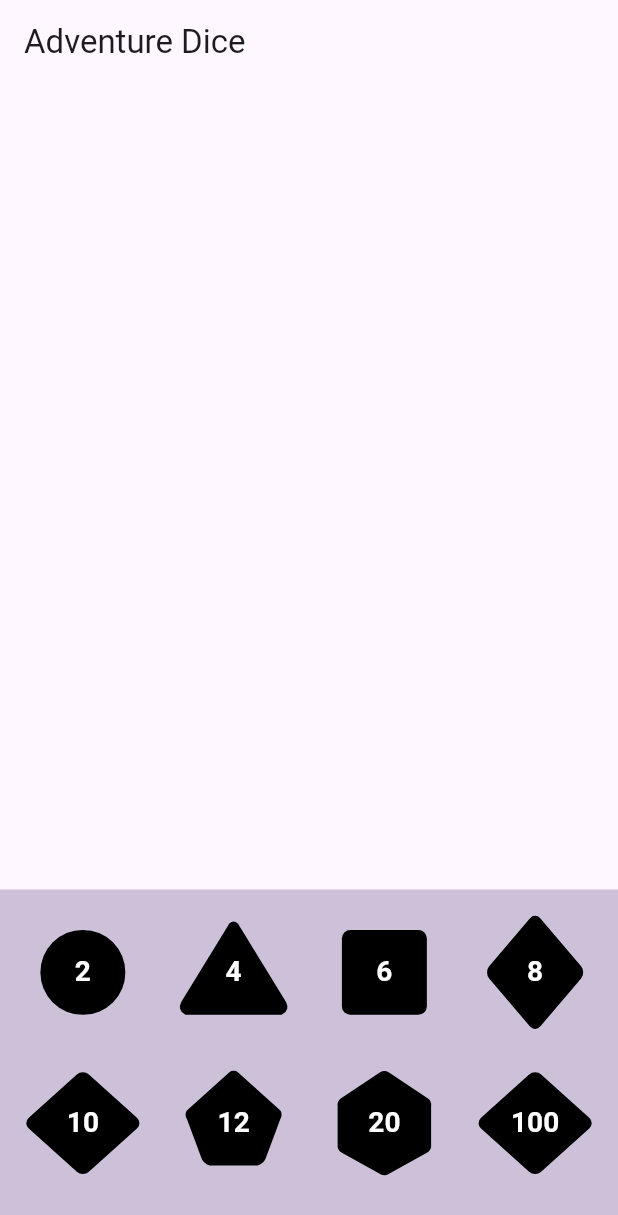
After one commit to devolonter/adventure_dice, a Flutter app: the screen it shows after launch, on a phone screen of 412 x 824 dp. The commit adds this screen. Shown: the top 1215 px of the screen. Run offline on Flutter 3.47's test engine with Material 2 defaults, Android fonts, the phone set to English and light mode, and no system bars; our stand-ins replace flutter_riverpod, isar, riverpod_annotation; accounts and stored records are empty; generated files the repository leaves out were written again.

Commit message:
First version of rolls history

```diff
--- a/lib/pages/home_page.dart
+++ b/lib/pages/home_page.dart
@@ -1,24 +1,24 @@
 import 'package:flutter/material.dart';
 import 'package:flutter_riverpod/flutter_riverpod.dart';
 
-import '../providers/dice.dart';
 import '../widgets/dice/dice_grid.dart';
 import '../widgets/rolls/latest_roll_container.dart';
+import '../widgets/rolls/list_rolls.dart';
 
 class HomePage extends ConsumerWidget {
   const HomePage({Key? key}) : super(key: key);
 
   @override
   Widget build(BuildContext context, WidgetRef ref) {
-
-
     return Scaffold(
       appBar: AppBar(
         title: const Text('Adventure Dice'),
       ),
       body: const Column(
         children: [
-          Expanded(child: SizedBox.shrink()),
+          Expanded(
+            child: ListRolls(),
+          ),
           LatestRollContainer(),
           DiceGrid(),
         ],
--- /dev/null
+++ b/lib/widgets/dice/dice_icon.dart
@@ -0,0 +1,35 @@
+import 'package:domain/domain.dart';
+import 'package:flutter/material.dart';
+
+import 'dice_painter.dart';
+
+class DiceIcon extends StatelessWidget {
+  final Size size;
+  final Dice dice;
+  final Color color;
+  final Color textColor;
+  final bool withText;
+
+
+  const DiceIcon({
+    super.key,
+    required this.size,
+    required this.dice,
+    this.color = Colors.black,
+    this.textColor = Colors.white,
+    this.withText = true,
+  });
+
+  @override
+  Widget build(BuildContext context) {
+    return CustomPaint(
+      size: size * 0.55,
+      painter: DicePainter(
+        sides: dice.sides,
+        color: color,
+        textColor: textColor,
+        withText: withText,
+      ),
+    );
+  }
+}
--- a/lib/widgets/dice/dice_painter.dart
+++ b/lib/widgets/dice/dice_painter.dart
@@ -7,9 +7,13 @@ class DicePainter extends CustomPainter {
   final int sides;
   final Color color;
   final Color textColor;
+  final bool withText;
 
   DicePainter(
-      {required this.sides, required this.color, required this.textColor});
+      {required this.sides,
+      required this.color,
+      required this.textColor,
+      this.withText = true});
 
   @override
   void paint(Canvas canvas, Size size) {
@@ -151,6 +155,10 @@ class DicePainter extends CustomPainter {
         break;
     }
 
+    if (!withText) {
+      return;
+    }
+
     final TextPainter textPainter = TextPainter(
       text: TextSpan(
         text: '$sides',
--- a/lib/widgets/rolls/latest_roll_container.dart
+++ b/lib/widgets/rolls/latest_roll_container.dart
@@ -1,5 +1,4 @@
 import 'package:adventure_dice/widgets/rolls/latest_roll.dart';
-import 'package:domain/domain.dart';
 import 'package:flutter/material.dart';
 import 'package:flutter_riverpod/flutter_riverpod.dart';
 
--- /dev/null
+++ b/lib/widgets/rolls/list_rolls.dart
@@ -0,0 +1,56 @@
+import 'package:domain/domain.dart';
+import 'package:flutter/material.dart';
+import 'package:flutter_riverpod/flutter_riverpod.dart';
+
+import '../../providers/dice_rolls.dart';
+import '../dice/dice_icon.dart';
+
+class ListRolls extends ConsumerWidget {
+  const ListRolls({super.key});
+
+  @override
+  Widget build(BuildContext context, WidgetRef ref) {
+    final AsyncValue<List<Roll>> rolls = ref.watch(diceRollsProvider);
+
+    return rolls.when(
+      data: (rolls) {
+        return Column(
+          children: [
+            const Spacer(),
+            ListView.separated(
+              shrinkWrap: true,
+              itemCount: rolls.length,
+              padding: EdgeInsets.zero,
+              itemBuilder: (context, index) {
+                final roll = rolls[index];
+
+                return Row(
+                    mainAxisAlignment: MainAxisAlignment.center,
+                    children: [
+                      DiceIcon(
+                          size: const Size.square(20),
+                          dice: roll.dice,
+                          withText: false,
+                          color: Theme.of(context).colorScheme.secondary),
+                      const SizedBox(width: 8),
+                      Text(roll.result.toString(),
+                          textAlign: TextAlign.center,
+                          style: TextStyle(
+                            fontSize: 24,
+                            fontWeight: FontWeight.bold,
+                            color: Theme.of(context).colorScheme.secondary,
+                          )),
+                    ]);
+              },
+              separatorBuilder: (BuildContext context, int index) {
+                return const SizedBox(height: 2);
+              },
+            ),
+          ],
+        );
+      },
+      loading: () => const Center(child: CircularProgressIndicator()),
+      error: (error, stackTrace) => const SizedBox.shrink(),
+    );
+  }
+}
--- a/packages/domain/lib/src/entities/roll.dart
+++ b/packages/domain/lib/src/entities/roll.dart
@@ -1,5 +1,3 @@
-import 'dart:math';
-
 import 'dice.dart';
 
 class Roll {
--- a/packages/domain/lib/src/usecases/rolls/roll_dice.dart
+++ b/packages/domain/lib/src/usecases/rolls/roll_dice.dart
@@ -1,5 +1,3 @@
-import 'dart:math';
-
 import '../../entities/dice.dart';
 import '../../entities/roll.dart';
 import '../../repositories/rolls_repository.dart';
```
Also changed, not shown: lib/widgets/dice/dice_single.dart (+2 -9 lines), 1 other file.
